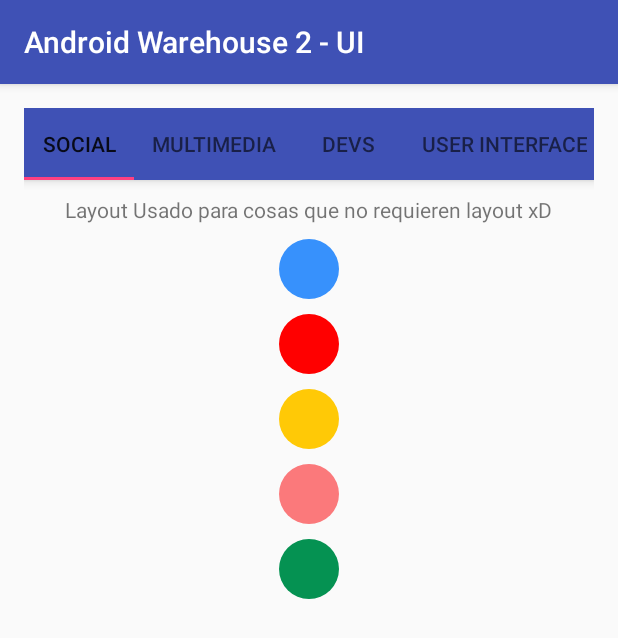
After one commit to hatimmakki/android-warehouse-2, an Android app: the TabsDemo screen opened directly, with no data from a screen before it, on a phone screen of 412 x 824 dp. The commit adds this screen. Shown: the top 638 px of the screen. Run offline under Robolectric (Android 15) with nearby library versions, the phone set to English and light mode, and no system bars; our stand-ins replace ButterKnife.

Commit message:
Tabs Demo

```diff
--- a/app/build.gradle
+++ b/app/build.gradle
@@ -1,7 +1,7 @@
 apply plugin: 'com.android.application'
 
 android {
-    compileSdkVersion 23
+    compileSdkVersion 24
     buildToolsVersion "24.0.1"
 
     defaultConfig {
@@ -21,11 +21,12 @@ android {
 
 dependencies {
     compile fileTree(dir: 'libs', include: ['*.jar'])
-    compile 'com.android.support:appcompat-v7:23.4.0'
-    compile 'com.android.support:design:23.0.1'
-    compile 'com.android.support:cardview-v7:23.0.1'
-    compile 'com.android.support:recyclerview-v7:23.0.1'
+    compile 'com.android.support:appcompat-v7:24.2.0'
+    compile 'com.android.support:design:24.2.0'
+    compile 'com.android.support:cardview-v7:24.2.0'
+    compile 'com.android.support:recyclerview-v7:24.2.0'
     compile 'com.jakewharton:butterknife:7.0.1'
     compile 'com.github.bumptech.glide:glide:3.6.1'
+    compile 'com.github.nirhart:parallaxscroll:1.0'
 
 }
--- a/app/src/main/AndroidManifest.xml
+++ b/app/src/main/AndroidManifest.xml
@@ -27,6 +27,7 @@
         <activity android:name=".activities.ParallaxDemo"></activity>
         <activity android:name=".activities.ParallaxWithCardView"></activity>
         <activity android:name=".activities.SnackbarDemo"></activity>
+        <activity android:name=".activities.TabsDemo"></activity>
     </application>
 
 </manifest>
--- /dev/null
+++ b/app/src/main/java/com/maxwell/androidwarehouse2/activities/TabsDemo.java
@@ -0,0 +1,38 @@
+package com.maxwell.androidwarehouse2.activities;
+
+import android.os.Bundle;
+import android.support.design.widget.TabLayout;
+import android.support.v4.view.ViewPager;
+import android.support.v7.app.AppCompatActivity;
+import android.view.View;
+import android.widget.LinearLayout;
+
+import com.maxwell.androidwarehouse2.R;
+import com.maxwell.androidwarehouse2.adapters.TabsAdapter;
+
+import butterknife.Bind;
+import butterknife.ButterKnife;
+
+
+public class TabsDemo extends AppCompatActivity {
+    @Bind(R.id.buttonsContainer)
+    LinearLayout buttonsContainer;
+
+    @Override
+    protected void onCreate(Bundle savedInstanceState) {
+        super.onCreate(savedInstanceState);
+        setContentView(R.layout.tabs_layout);
+        ButterKnife.bind(this);
+
+        buttonsContainer.setVisibility(View.GONE);
+
+        ViewPager viewPager = (ViewPager) findViewById(R.id.customViewPager);
+        TabsAdapter tabsAdapter = new TabsAdapter(getSupportFragmentManager());
+        viewPager.setAdapter(tabsAdapter);
+
+        TabLayout tabLayout = (TabLayout) findViewById(R.id.designTabLayout);
+        tabLayout.setTabMode(TabLayout.MODE_SCROLLABLE);
+        tabLayout.setTabGravity(TabLayout.GRAVITY_CENTER);
+        tabLayout.setupWithViewPager(viewPager);
+    }
+}
--- /dev/null
+++ b/app/src/main/java/com/maxwell/androidwarehouse2/adapters/TabsAdapter.java
@@ -0,0 +1,56 @@
+package com.maxwell.androidwarehouse2.adapters;
+
+import android.os.Bundle;
+import android.support.v4.app.Fragment;
+import android.support.v4.app.FragmentManager;
+import android.support.v4.app.FragmentPagerAdapter;
+
+import com.maxwell.androidwarehouse2.fragments.ArticleFragment;
+
+import java.util.ArrayList;
+import java.util.List;
+
+/**
+ * Created by lbais on 25/06/2015.
+ */
+public class TabsAdapter extends FragmentPagerAdapter {
+
+    private List<Fragment> mListPages;
+
+    private String[] titles = new String[]{
+            "Social",
+            "Multimedia",
+            "Devs",
+            "User Interface",
+            "Animations",
+            "Location",
+            "Storage"
+    };
+
+    public TabsAdapter(FragmentManager fm) {
+        super(fm);
+
+        mListPages = new ArrayList<>();
+
+        for (int indice = 0; indice < 7; indice++) {
+            ArticleFragment articleFragment = new ArticleFragment();
+
+            mListPages.add(articleFragment);
+        }
+    }
+
+    @Override
+    public Fragment getItem(int position) {
+        return mListPages.get(position);
+    }
+
+    @Override
+    public int getCount() {
+        return mListPages.size();
+    }
+
+    @Override
+    public CharSequence getPageTitle(int position) {
+        return titles[position];
+    }
+}
--- a/app/src/main/res/layout/item_main.xml
+++ b/app/src/main/res/layout/item_main.xml
@@ -5,7 +5,7 @@
     xmlns:card_view="http://schemas.android.com/apk/res-auto"
     android:padding="5dp"
     android:layout_width="match_parent"
-    android:layout_height="match_parent">
+    android:layout_height="wrap_content">
 
     <android.support.v7.widget.CardView
         android:id="@+id/cardView"
--- /dev/null
+++ b/app/src/main/res/layout/tabs_layout.xml
@@ -0,0 +1,72 @@
+<RelativeLayout xmlns:android="http://schemas.android.com/apk/res/android"
+    xmlns:app="http://schemas.android.com/apk/res-auto"
+    xmlns:tools="http://schemas.android.com/tools"
+    android:layout_width="match_parent"
+    android:layout_height="match_parent"
+    android:paddingBottom="@dimen/activity_vertical_margin"
+    android:paddingLeft="@dimen/activity_horizontal_margin"
+    android:paddingRight="@dimen/activity_horizontal_margin"
+    android:paddingTop="@dimen/activity_vertical_margin"
+    tools:context=".MainActivity">
+
+    <android.support.design.widget.CoordinatorLayout
+        android:layout_width="match_parent"
+        android:layout_height="match_parent">
+
+        <!--Content layout -->
+        <android.support.v4.view.ViewPager
+            android:id="@+id/customViewPager"
+            android:layout_width="match_parent"
+            android:layout_height="match_parent"
+            app:layout_behavior="@string/appbar_scrolling_view_behavior" />
+
+        <android.support.design.widget.AppBarLayout
+            android:layout_marginBottom="3dp"
+            android:layout_width="match_parent"
+            android:layout_height="wrap_content">
+
+        <android.support.design.widget.TabLayout
+            android:id="@+id/designTabLayout"
+            android:layout_width="match_parent"
+            android:layout_height="wrap_content"
+            app:layout_scrollFlags="enterAlways">
+        </android.support.design.widget.TabLayout>
+
+        </android.support.design.widget.AppBarLayout>
+
+    </android.support.design.widget.CoordinatorLayout>
+
+    <LinearLayout
+        android:id="@+id/buttonsContainer"
+        android:layout_width="wrap_content"
+        android:layout_height="wrap_content"
+        android:layout_alignParentBottom="true"
+        android:layout_alignParentRight="true"
+        android:orientation="horizontal">
+
+        <android.support.design.widget.FloatingActionButton
+            android:id="@+id/fabOne"
+            android:layout_width="wrap_content"
+            android:layout_height="wrap_content"
+            android:layout_marginRight="2dp"
+            android:src="@drawable/bats"
+            app:elevation="4dp" />
+
+        <android.support.design.widget.FloatingActionButton
+            android:id="@+id/fabTwo"
+            android:layout_width="wrap_content"
+            android:layout_height="wrap_content"
+            android:layout_marginRight="2dp"
+            android:src="@drawable/beach"
+            app:elevation="4dp" />
+
+        <android.support.design.widget.FloatingActionButton
+            android:id="@+id/fabThree"
+            android:layout_width="wrap_content"
+            android:layout_height="wrap_content"
+            android:src="@drawable/battleship3"
+            app:elevation="4dp" />
+    </LinearLayout>
+
+
+</RelativeLayout>
```
Also changed, not shown: app/src/main/res/drawable/bats.png (added), app/src/main/res/drawable/battleship3.png (added), app/src/main/res/drawable/beach.png (added).
